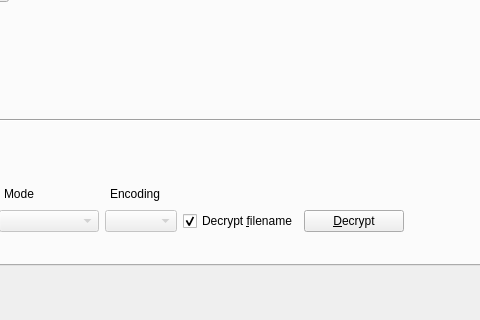
The window that mainwindow.ui (redazzalpha/xkrypt) describes before a commit, drawn with Qt 5; both pictures show x 185 to 665 and y 280 to 600 of the 800 by 600 pixel window.
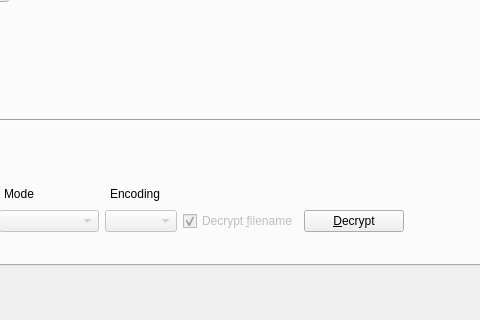
The same window after the commit. The open tabs and pages were chosen to show the change. Icons and pictures are not drawn.

```diff
--- a/mainwindow.ui
+++ b/mainwindow.ui
@@ -1474,6 +1474,9 @@
            </item>
            <item>
             <widget class="QCheckBox" name="m_decTabFileDecFname">
+             <property name="enabled">
+              <bool>false</bool>
+             </property>
              <property name="text">
               <string>Decrypt &amp;filename</string>
              </property>
```
